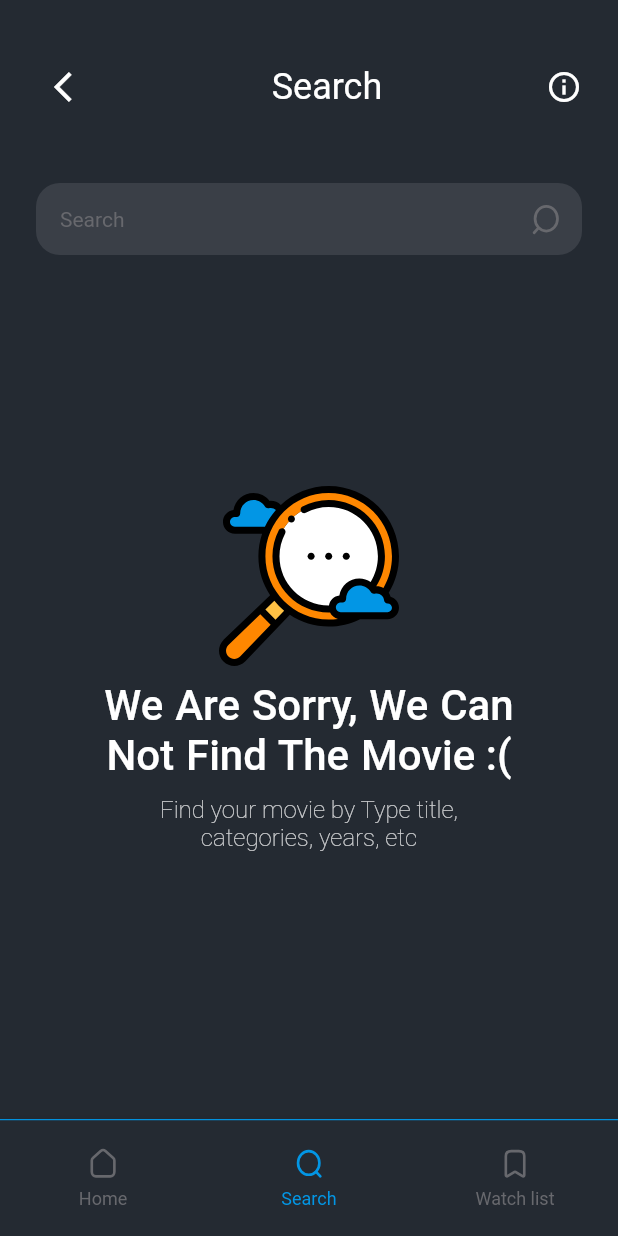
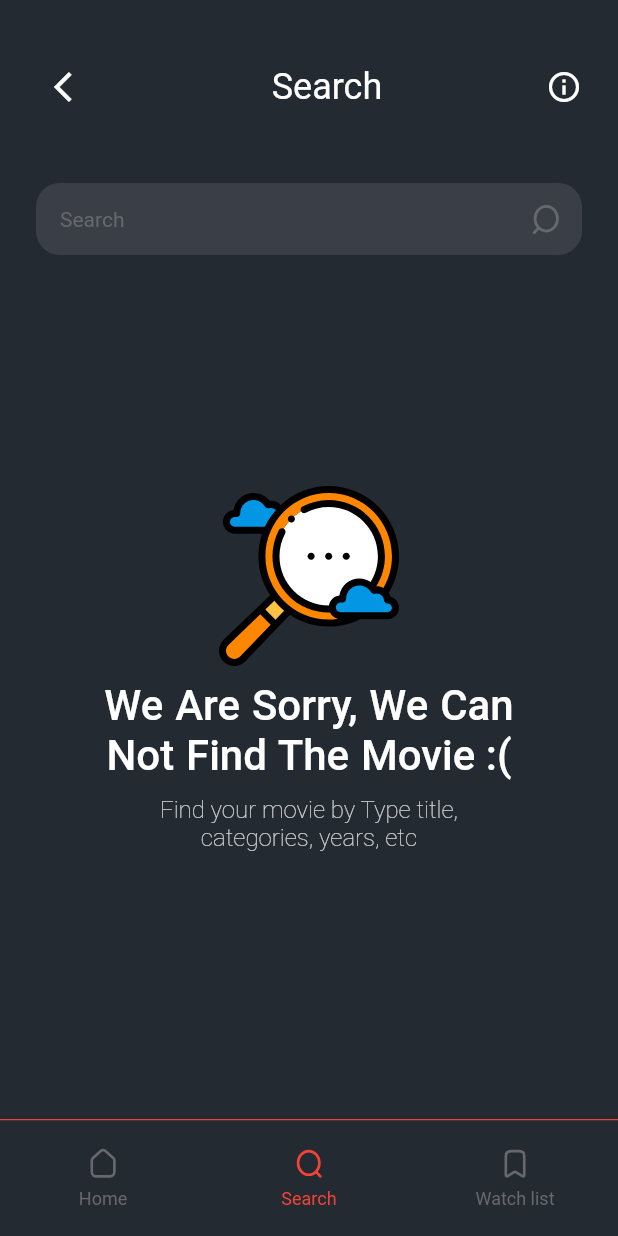
Before and after one commit to AdityaPTN/Moviepicks, a Flutter app: the screen it shows after launch, item 2 of the bottom bar chosen, on a phone screen of 412 x 824 dp. Run offline on Flutter 3.47's test engine with Material 2 defaults, Android fonts, the phone set to English and light mode, and no system bars; our stand-ins replace fade_shimmer, flutter_svg, get; network calls fail; Roboto replaces fonts that are missing (Poppins).

Commit message:
Color Change

```diff
--- a/lib/screens/home_screen.dart
+++ b/lib/screens/home_screen.dart
@@ -28,7 +28,7 @@ class HomeScreen extends StatelessWidget {
             const Align(
               alignment: Alignment.centerLeft,
               child: Text(
-                "Let's Watch All Movies",
+                "Let's Watch Movies",
                 style: TextStyle(
                   fontWeight: FontWeight.w600,
                   fontSize: 24,
@@ -59,7 +59,7 @@ class HomeScreen extends StatelessWidget {
                   const TabBar(
                       indicatorWeight: 4,
                       indicatorColor: Color(
-                        0xFF3A3F47,
+                        0xFFF44336,
                       ),
                       tabs: [
                         Tab(text: 'Now playing'),
--- a/lib/screens/main.dart
+++ b/lib/screens/main.dart
@@ -26,7 +26,7 @@ class Main extends StatelessWidget {
             decoration: const BoxDecoration(
               border: Border(
                 top: BorderSide(
-                  color: Color(0xFF0296E5),
+                  color: Color(0xFFF44336),
                   width: 1,
                 ),
               ),
@@ -36,7 +36,7 @@ class Main extends StatelessWidget {
               onTap: (index) =>
                   Get.find<BottomNavigatorController>().setIndex(index),
               backgroundColor: const Color(0xFF242A32),
-              selectedItemColor: const Color(0xFF0296E5),
+              selectedItemColor: const Color(0xFFF44336),
               unselectedItemColor: const Color(0xFF67686D),
               selectedFontSize: 12,
               unselectedFontSize: 12,
@@ -49,7 +49,7 @@ class Main extends StatelessWidget {
                       height: 21,
                       width: 21,
                       color: controller.index.value == 0
-                          ? const Color(0xFF0296E5)
+                          ? const Color(0xFFF44336)
                           : const Color(0xFF67686D),
                     ),
                   ),
@@ -63,7 +63,7 @@ class Main extends StatelessWidget {
                       height: 21,
                       width: 21,
                       color: controller.index.value == 1
-                          ? const Color(0xFF0296E5)
+                          ? const Color(0xFFF44336)
                           : const Color(0xFF67686D),
                     ),
                   ),
@@ -78,7 +78,7 @@ class Main extends StatelessWidget {
                       height: 21,
                       width: 21,
                       color: controller.index.value == 2
-                          ? const Color(0xFF0296E5)
+                          ? const Color(0xFFF44336)
                           : const Color(0xFF67686D),
                     ),
                   ),
```
Also changed, not shown: lib/screens/details_screen.dart (+5 -5 lines).
